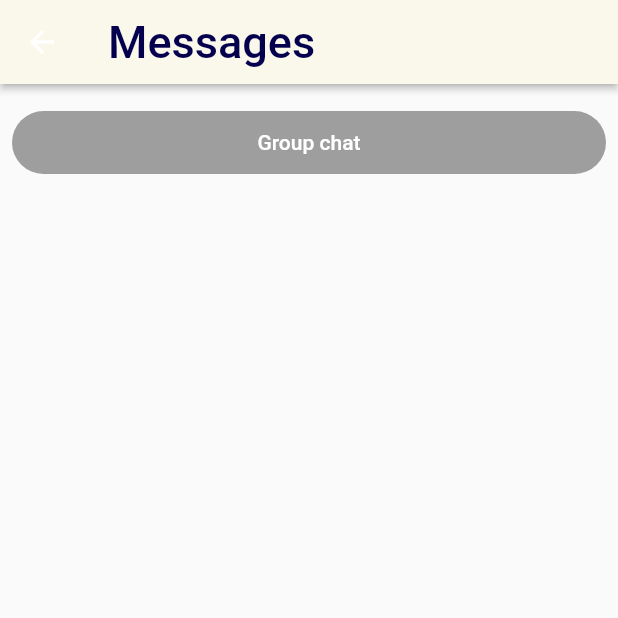
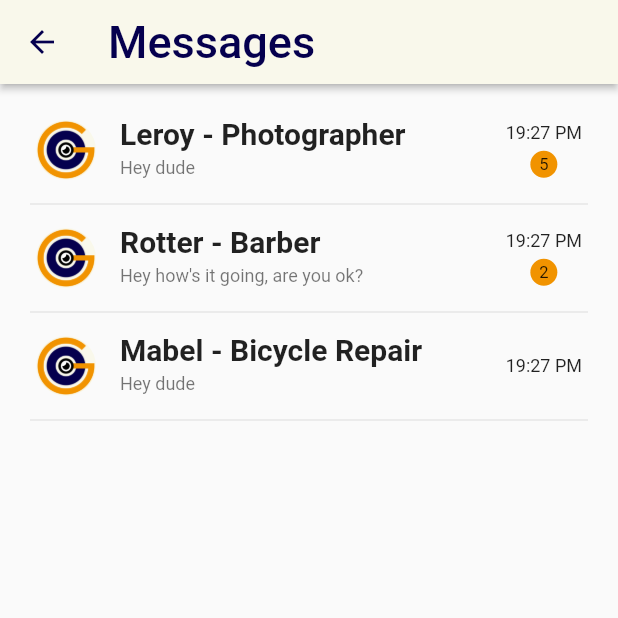
Before and after one commit to jamesilloyd/genchi_app, a Flutter app: the ChatSummaryScreen screen opened directly, on a phone screen of 412 x 824 dp, the top half of it. Run offline on Flutter 3.47's test engine with Material 2 defaults, Android fonts, the phone set to English and light mode, and no system bars; drawn by our look-alikes of flutter_slidable; our stand-ins replace cloud_firestore, firebase_auth, google_fonts, image_picker, modal_progress_hud, shimmer; accounts and stored records are empty; Roboto replaces fonts that are missing (FuturaPT).

Commit message:
finished chat ui

```diff
--- a/lib/components/app_bar.dart
+++ b/lib/components/app_bar.dart
@@ -12,6 +12,9 @@ class MyAppNavigationBar extends StatelessWidget implements PreferredSizeWidget
   @override
   Widget build(BuildContext context) {
     return AppBar(
+      iconTheme: IconThemeData(
+        color: Color(kGenchiBlue),
+      ),
       title: Text(
         barTitle,
         style: TextStyle(
--- /dev/null
+++ b/lib/components/message_list_item.dart
@@ -0,0 +1,106 @@
+import 'package:flutter/material.dart';
+import 'package:flutter_slidable/flutter_slidable.dart';
+import 'package:genchi_app/constants.dart';
+
+class MessageListItem extends StatelessWidget {
+
+  final AssetImage image;
+  final String name;
+  final String lastMessage;
+  final String time;
+  final bool hasUnreadMessage;
+  final int newMesssageCount;
+  final Function onTap;
+  final String service;
+
+  const MessageListItem({
+    Key key,
+    this.image,
+    this.name,
+    this.lastMessage,
+    this.time,
+    this.hasUnreadMessage,
+    this.newMesssageCount,
+    this.onTap,
+    this.service,
+  }) : super(key: key);
+
+  @override
+  Widget build(BuildContext context) {
+    return Slidable(
+      actionPane: SlidableDrawerActionPane(),
+      actionExtentRatio: 0.25,
+      child: Column(
+        children: <Widget>[
+          Row(
+            children: <Widget>[
+              Expanded(
+                flex: 10,
+                child: ListTile(
+                  title: Text(
+                    "$name - $service",
+                    style: TextStyle(
+                        fontSize: 20,
+                      fontWeight: FontWeight.w600,
+                    ),
+                  ),
+                  subtitle: Text(
+                    lastMessage,
+                    maxLines: 1,
+                    overflow: TextOverflow.ellipsis,
+                    style: TextStyle(fontSize: 12),
+                  ),
+                  leading: CircleAvatar(
+                    backgroundImage: image,
+                    backgroundColor: Color(kGenchiCream),
+                  ),
+                  trailing: Column(
+                    crossAxisAlignment: CrossAxisAlignment.center,
+                    mainAxisAlignment: MainAxisAlignment.center,
+                    children: <Widget>[
+                      Text(
+                        time,
+                        style: TextStyle(fontSize: 12),
+                      ),
+                      hasUnreadMessage
+                          ? Container(
+                        margin: const EdgeInsets.only(top: 5.0),
+                        height: 18,
+                        width: 18,
+                        decoration: BoxDecoration(
+                            color: Color(kGenchiOrange),
+                            borderRadius: BorderRadius.all(
+                              Radius.circular(25.0),
+                            )),
+                        child: Center(
+                            child: Text(
+                              newMesssageCount.toString(),
+                              style: TextStyle(fontSize: 11),
+                            )),
+                      )
+                          : SizedBox()
+                    ],
+                  ),
+                  onTap: onTap,
+                ),
+              ),
+            ],
+          ),
+          Divider(
+            endIndent: 12.0,
+            indent: 12.0,
+            height: 0,
+          ),
+        ],
+      ),
+      secondaryActions: <Widget>[
+        IconSlideAction(
+          caption: 'Archive',
+          color: Colors.red[900],
+          icon: Icons.archive,
+          onTap: () {},
+        ),
+      ],
+    );
+  }
+}
--- a/lib/constants.dart
+++ b/lib/constants.dart
@@ -1,7 +1,7 @@
 import 'package:flutter/material.dart';
 
 const kSendButtonTextStyle = TextStyle(
-  color: Colors.lightBlueAccent,
+  color: Color(kGenchiOrange),
   fontWeight: FontWeight.bold,
   fontSize: 18.0,
 );
@@ -14,7 +14,7 @@ const kMessageTextFieldDecoration = InputDecoration(
 
 const kMessageContainerDecoration = BoxDecoration(
   border: Border(
-    top: BorderSide(color: Colors.lightBlueAccent, width: 2.0),
+    top: BorderSide(color: Color(kGenchiOrange), width: 2.0),
   ),
 );
 
--- a/lib/screens/chat_screen.dart
+++ b/lib/screens/chat_screen.dart
@@ -43,7 +43,6 @@ class _ChatScreenState extends State<ChatScreen> {
       body: SafeArea(
         child: Column(
           mainAxisAlignment: MainAxisAlignment.spaceBetween,
-          crossAxisAlignment: CrossAxisAlignment.stretch,
           children: <Widget>[
             MessagesStream(),
             Container(
@@ -58,6 +57,7 @@ class _ChatScreenState extends State<ChatScreen> {
                         //Do something with the user input.
                         messageText = value;
                       },
+                      cursorColor: Color(kGenchiOrange),
                       decoration: kMessageTextFieldDecoration,
                     ),
                   ),
--- a/lib/screens/chat_summary_screen.dart
+++ b/lib/screens/chat_summary_screen.dart
@@ -1,7 +1,9 @@
 import 'package:flutter/material.dart';
 import 'package:genchi_app/components/app_bar.dart';
-import 'package:genchi_app/components/rounded_button.dart';
 import 'chat_screen.dart';
+import 'package:genchi_app/components/message_list_item.dart';
+import 'package:shimmer/shimmer.dart';
+
 
 class ChatSummaryScreen extends StatefulWidget {
   @override
@@ -16,17 +18,51 @@ class _ChatSummaryScreenState extends State<ChatSummaryScreen> {
       body: SafeArea(
         child: Padding(
           padding: const EdgeInsets.all(8.0),
-          child: Column(
-            mainAxisAlignment: MainAxisAlignment.spaceBetween,
-            crossAxisAlignment: CrossAxisAlignment.stretch,
+          child: ListView(
             children: <Widget>[
-              RoundedButton(
-                buttonColor: Colors.grey,
-                buttonTitle: "Group chat",
-                onPressed: () {
+              MessageListItem(
+                image: AssetImage("images/Logo_Clear.png"),
+                name: "Leroy",
+                lastMessage: "Hey dude",
+                time: "19:27 PM",
+                hasUnreadMessage: true,
+                newMesssageCount: 5,
+                onTap: () {
                   Navigator.pushNamed(context, ChatScreen.id);
                 },
-              )
+                service: "Photographer",
+              ),
+              MessageListItem(
+                image: AssetImage("images/Logo_Clear.png"),
+                name: "Rotter",
+                lastMessage: "Hey how's it going, are you ok?",
+                time: "19:27 PM",
+                hasUnreadMessage: true,
+                newMesssageCount: 2,
+                onTap: () {},
+                service: "Barber",
+              ),
+              MessageListItem(
+                image: AssetImage("images/Logo_Clear.png"),
+                name: "Mabel",
+                lastMessage: "Hey dude",
+                time: "19:27 PM",
+                hasUnreadMessage: false,
+                onTap: () {},
+                service: "Bicycle Repair",
+              ),
+//              Shimmer.fromColors(
+//                baseColor: Color(0xFF54C5E6),
+//                highlightColor: const Color(0xFFFF8C00),
+//                child: Text(
+//                  'Welcome',
+//                  textAlign: TextAlign.center,
+//                  style: TextStyle(
+//                    fontSize: 40.0,
+//                    fontWeight: FontWeight.bold,
+//                  ),
+//                ),
+//              ),
             ],
           ),
         ),
--- a/pubspec.yaml
+++ b/pubspec.yaml
@@ -30,6 +30,8 @@ dependencies:
   provider: ^4.0.4
   get_it: ^4.0.1
   google_fonts: ^1.0.0
+  flutter_slidable: ^0.5.4
+  shimmer: ^1.1.0
 
 
 
```
Also changed, not shown: lib/components/chat_message_bubble.dart (+48 -29 lines), lib/components/chat_message_bubbles.dart (deleted, +0 -99 lines), images/person1.jpg (added), pubspec.lock.
